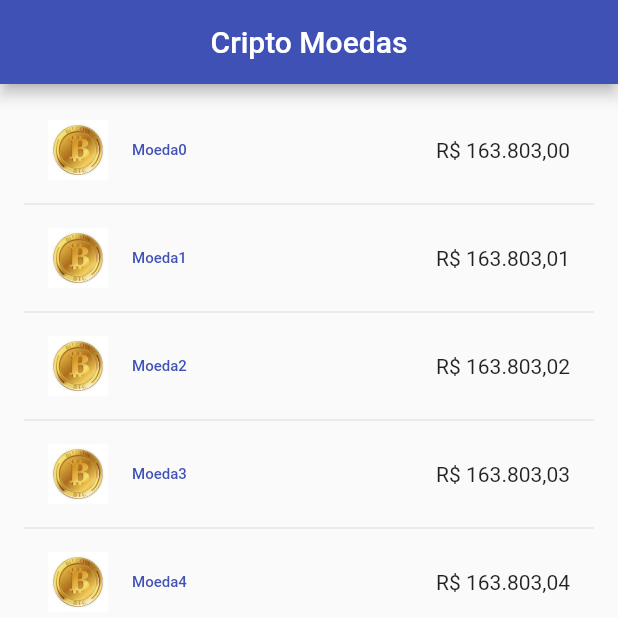
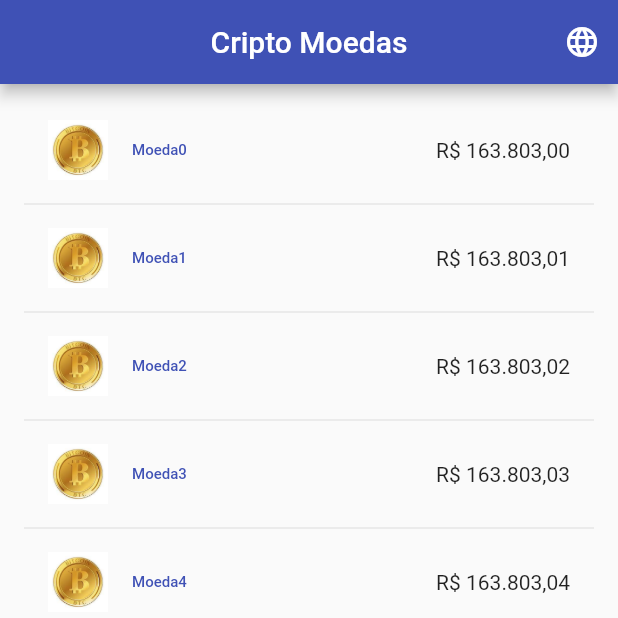
Before and after one commit to harleycardoso/flutter-app-cripto-moedas, a Flutter app: the screen it shows after launch, on a phone screen of 412 x 824 dp, the top half of it. Run offline on Flutter 3.47's test engine with Material 2 defaults, Android fonts, the phone set to English and light mode, and no system bars; our stand-ins replace firebase_auth, firebase_core, shared_preferences; accounts and stored records are empty.

```diff
--- /dev/null
+++ b/lib/configs/app_settings.dart
@@ -0,0 +1,42 @@
+import 'package:flutter/material.dart';
+import 'package:shared_preferences/shared_preferences.dart';
+
+class AppSettings extends ChangeNotifier {
+  late SharedPreferences _prefrs;
+  Map<String, String> locale = {
+    'locale': 'pt_BR',
+    'name': 'R\$',
+  };
+
+  AppSettings(){
+    _startSettings();
+  }
+
+  _startSettings() async {
+    await _startPreferences();
+    await _readLocale();
+  }
+
+  // Inicializa preferencias
+  Future<void> _startPreferences() async {
+    _prefrs = await SharedPreferences.getInstance();
+  }
+
+  // Ler preferencias e notificar listeners
+  _readLocale(){
+    final local = _prefrs.getString('local') ?? 'pt_BR';
+    final name = _prefrs.getString('name') ?? 'R\$';
+    locale = {
+      'locale':local,
+      'name':name,
+    };
+
+    notifyListeners();
+  }
+  // Método publico para classes alterarem o locale
+  setLocale(String local, String name)async{
+    await _prefrs.setString('local', local);
+    await _prefrs.setString('name', name);
+    await _readLocale();
+  }
+}
--- a/lib/pages/moedas_page.dart
+++ b/lib/pages/moedas_page.dart
@@ -1,4 +1,5 @@
 import 'package:flutter/material.dart';
+import 'package:joingroup/configs/app_settings.dart';
 import 'package:joingroup/models/moeda.dart';
 import 'package:joingroup/pages/moeda_detalhe_page.dart';
 import 'package:joingroup/repository/favoritas_repository.dart';
@@ -15,10 +16,38 @@ class MoedasPage extends StatefulWidget {
 
 class _MoedasPageState extends State<MoedasPage> {
   final tabela = MoedaRepository.tabela;
-  NumberFormat real = NumberFormat.currency(locale: 'pt_BR', name: 'R\$');
+  late NumberFormat real;
+  late Map<String,String> loc;
   List<Moeda> selecionado = [];
   late FavoritasRepository favoritas;
 
+
+  readNumberFormart(){
+    // lendo provider
+    loc = context.watch<AppSettings>().locale;
+    // atribuindo formatação de acordo o settings preferencia do usuario dinamica
+    real = NumberFormat.currency(locale: loc['locale'], name: loc['name']);
+  }
+
+  changeLanguageButton(){
+    final locale = loc['locale'] == 'pt_BR' ? 'en_US' : 'pt_BR';
+    final name = loc['name'] == 'R\$' ? '\$' : 'R\$';
+
+    return PopupMenuButton(
+        icon: Icon(Icons.language),
+        itemBuilder: (context) => [
+          PopupMenuItem(child: ListTile(
+            leading: Icon(Icons.swap_vert),
+            title:Text('usar $locale'),
+            onTap: (){
+              context.read<AppSettings>().setLocale(locale, name);
+              Navigator.pop(context);
+            },
+          ),)
+        ],
+    );
+
+  }
 
   limpaSelecionado(){
     setState(() {
@@ -39,6 +68,9 @@ class _MoedasPageState extends State<MoedasPage> {
       return AppBar(
         centerTitle: true,
         title: Text('Cripto Moedas'),
+        actions: [
+          changeLanguageButton(),
+        ],
 
       );
     } else {
@@ -76,9 +108,10 @@ class _MoedasPageState extends State<MoedasPage> {
 
   @override
   Widget build(BuildContext context) {
-
     //favoritas = Provider.of<FavoritasRepository>(context);
     favoritas = context.watch<FavoritasRepository>();
+
+    readNumberFormart();
 
     return Scaffold(
       appBar: _appBarDinamico(),
--- a/pubspec.yaml
+++ b/pubspec.yaml
@@ -32,6 +32,7 @@ dependencies:
     sdk: flutter
   intl:
   provider:
+  shared_preferences:
 
 
 
```
Also changed, not shown: lib/main.dart (+7 -3 lines), pubspec.lock.
